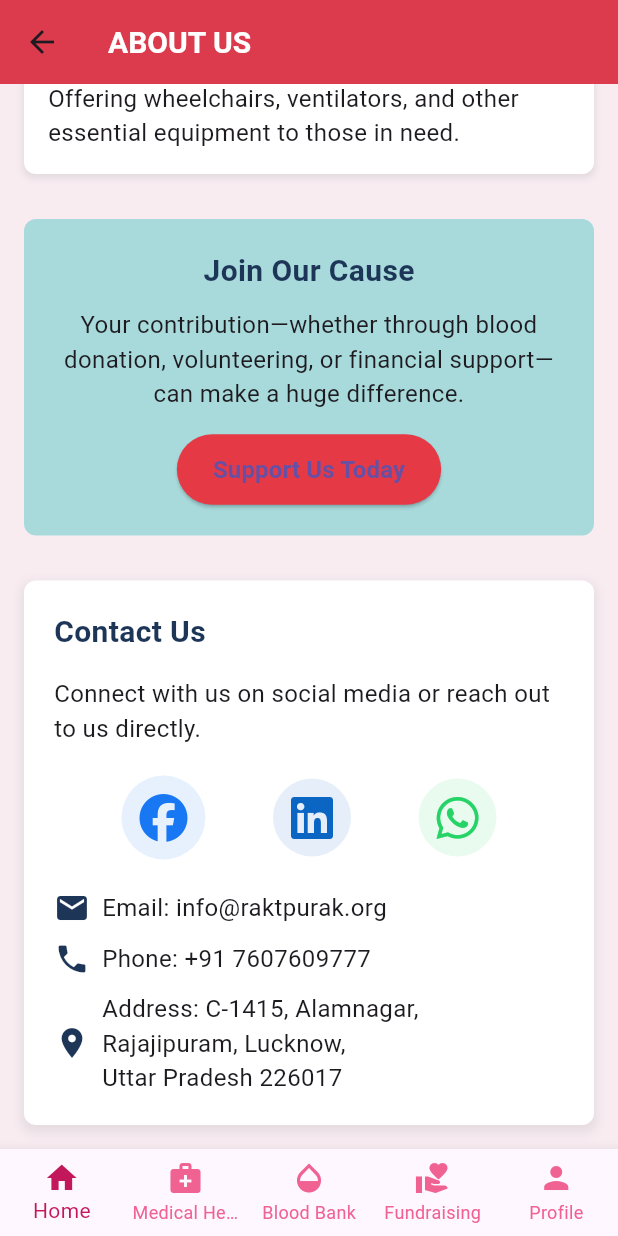
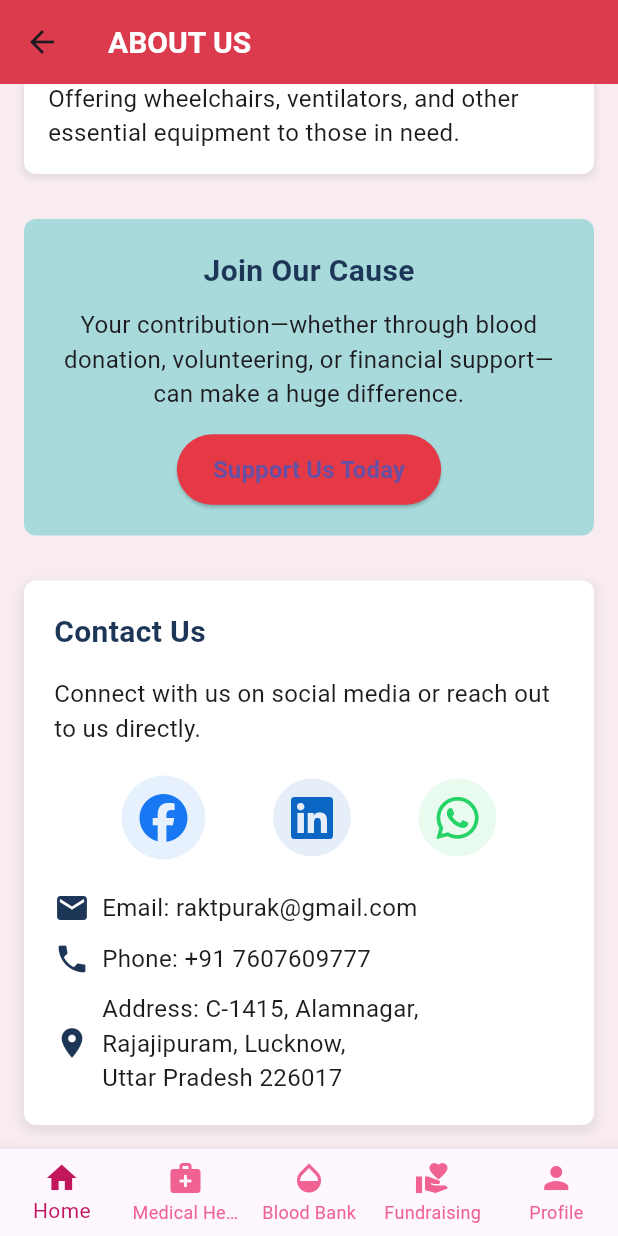
Before and after one commit to Nikunja0611/donorconnect, a Flutter app: the AboutUsPage screen opened by its route, scrolled down 971 dp, on a phone screen of 412 x 824 dp. Run offline on Flutter 3.47's test engine with Material 3 defaults, Android fonts, the phone set to English and light mode, and no system bars; our stand-ins replace cloud_firestore, firebase_auth, firebase_core, flutter_image_slideshow, font_awesome_flutter, syncfusion_flutter_datepicker; accounts and stored records are empty; Roboto replaces fonts that are missing (Poppins).

Commit message:
About us updated

```diff
--- a/lib/screens/about_us_page.dart
+++ b/lib/screens/about_us_page.dart
@@ -322,13 +322,13 @@ class AboutUsPage extends StatelessWidget {
           ),
           const SizedBox(height: 20),
           GestureDetector(
-            onTap: () => _launchURL(context, 'mailto:info@raktpurak.org'),
+            onTap: () => _launchURL(context, 'mailto:raktapurak@gmail.com'),
             child: const Row(
               children: [
                 Icon(Icons.email, color: Color(0xFF1D3557)),
                 SizedBox(width: 8),
                 Text(
-                  "Email: info@raktpurak.org",
+                  "Email: raktpurak@gmail.com",
                   style: TextStyle(fontSize: 16),
                 ),
               ],
```
